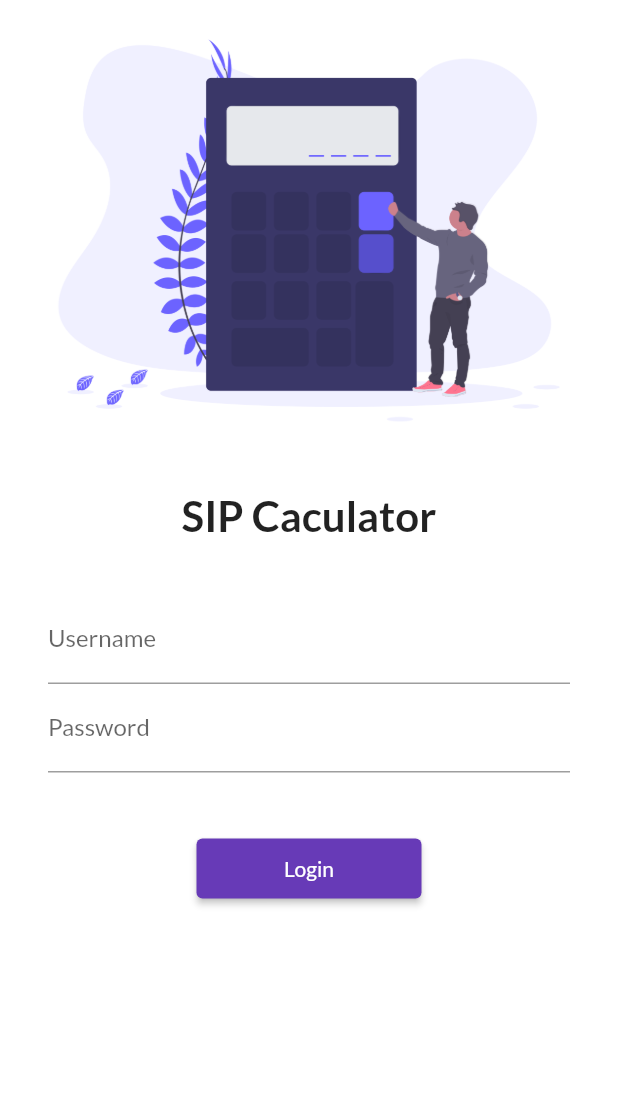
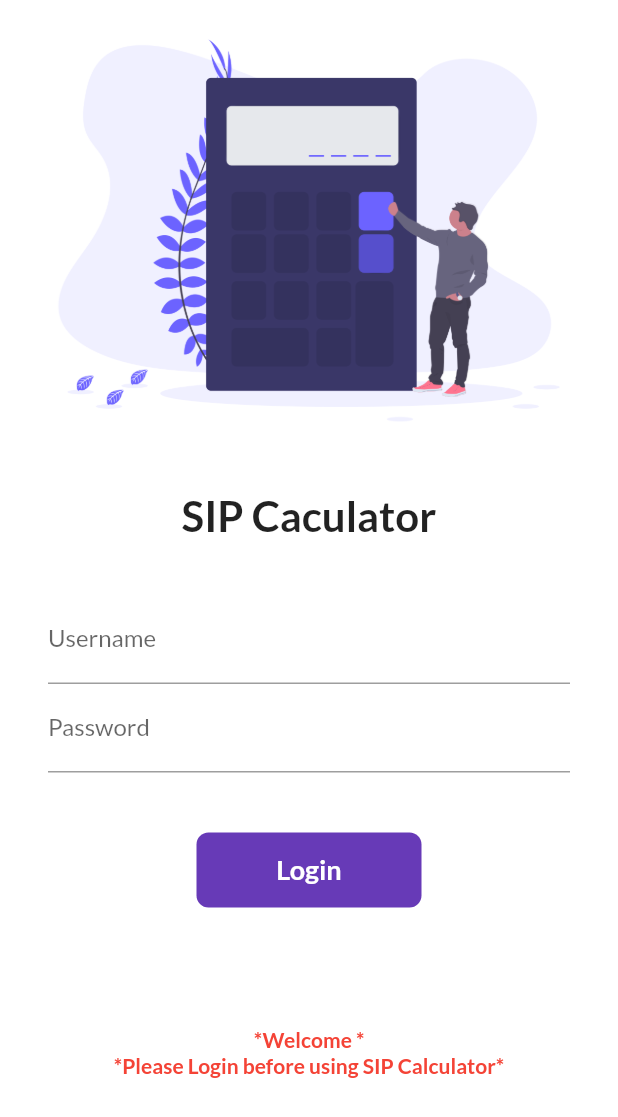
Before and after one commit to kajuw/sipcalculator, a Flutter app: the screen it shows after launch, on a phone screen of 412 x 824 dp. Shown: the top 1117 px of the screen. Run offline on Flutter 3.47's test engine with Material 2 defaults, Android fonts, the phone set to English and light mode, and no system bars; our stand-ins replace google_fonts.

Commit message:
day6 completed

```diff
--- a/sip_calculator/flutter_application_1/lib/screens/login_screen.dart
+++ b/sip_calculator/flutter_application_1/lib/screens/login_screen.dart
@@ -1,7 +1,15 @@
 import 'package:flutter/material.dart';
 import 'package:flutter_application_1/utils/routes.dart';
 
-class LoginScreen extends StatelessWidget {
+class LoginScreen extends StatefulWidget {
+  @override
+  State<LoginScreen> createState() => _LoginScreenState();
+}
+
+class _LoginScreenState extends State<LoginScreen> {
+  String name = "";
+  bool changeButton = false;
+
   @override
   Widget build(BuildContext context) {
     return Material(
@@ -32,6 +40,10 @@ class LoginScreen extends StatelessWidget {
                         hintText: "Enter Username",
                         labelText: "Username",
                       ),
+                      onChanged: (value) {
+                        name = value;
+                        setState(() {});
+                      },
                     ),
                     TextFormField(
                       obscureText: true,
@@ -41,12 +53,66 @@ class LoginScreen extends StatelessWidget {
                       ),
                     ),
                     SizedBox(height: 40),
-                    ElevatedButton(
-                      child: Text("Login"),
-                      style: TextButton.styleFrom(minimumSize: Size(150, 40)),
-                      onPressed: () {
+                    InkWell(
+                      onTap: () async {
+                        setState(() {
+                          changeButton = true;
+                        });
+                        await Future.delayed(Duration(seconds: 1));
                         Navigator.pushNamed(context, MyRoutes.homeRoute);
                       },
+                      child: AnimatedContainer(
+                        duration: Duration(seconds: 1),
+                        width: changeButton ? 50 : 150,
+                        height: 50,
+                        alignment: Alignment.center,
+                        child: changeButton
+                            ? Icon(
+                                Icons.done,
+                                color: Colors.white,
+                              )
+                            : Text(
+                                "Login",
+                                style: TextStyle(
+                                  color: Colors.white,
+                                  fontWeight: FontWeight.bold,
+                                  fontSize: 18,
+                                ),
+                              ),
+                        decoration: BoxDecoration(
+                            color: Colors.deepPurple,
+                            // shape: changeButton
+                            //     ? BoxShape.circle
+                            //     : BoxShape.rectangle,
+                            borderRadius:
+                                BorderRadius.circular(changeButton ? 50 : 8)),
+                      ),
+                    ),
+                    // ElevatedButton(
+                    //   child: Text("Login"),
+                    //   style: TextButton.styleFrom(minimumSize: Size(150, 40)),
+                    //   onPressed: () {
+                    //     Navigator.pushNamed(context, MyRoutes.homeRoute);
+                    //   },
+                    // ),
+                    SizedBox(
+                      height: 80,
+                    ),
+                    Text(
+                      "*Welcome $name*",
+                      style: TextStyle(
+                        fontSize: 14,
+                        fontWeight: FontWeight.bold,
+                        color: Colors.red,
+                      ),
+                    ),
+                    Text(
+                      "*Please Login before using SIP Calculator*",
+                      style: TextStyle(
+                        fontSize: 14,
+                        fontWeight: FontWeight.bold,
+                        color: Colors.red,
+                      ),
                     )
                   ],
                 ),
```
